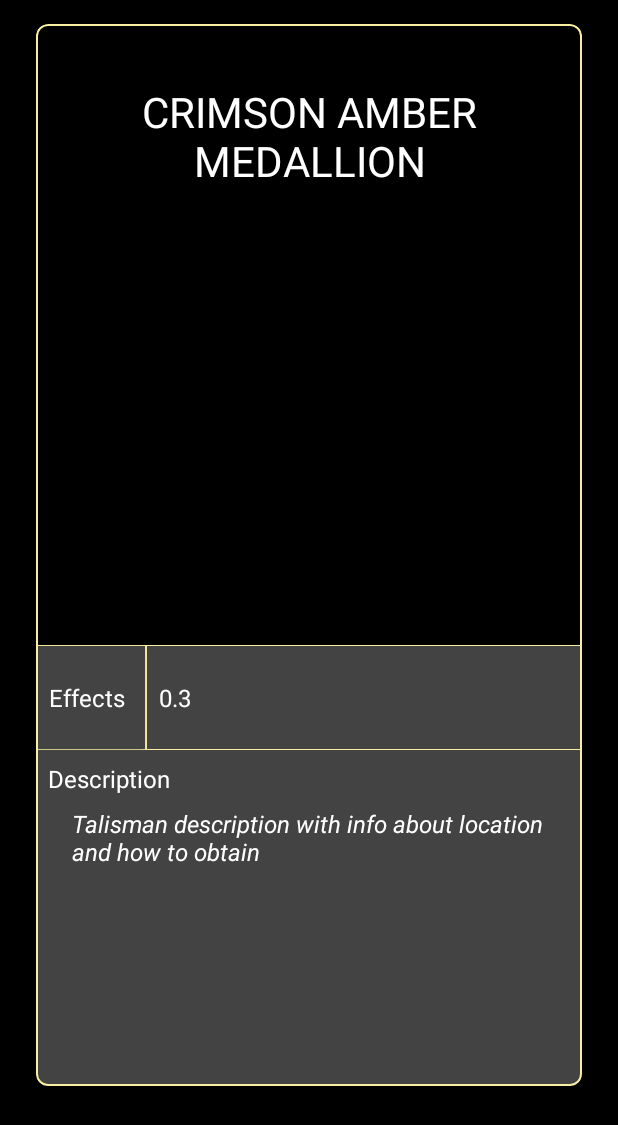
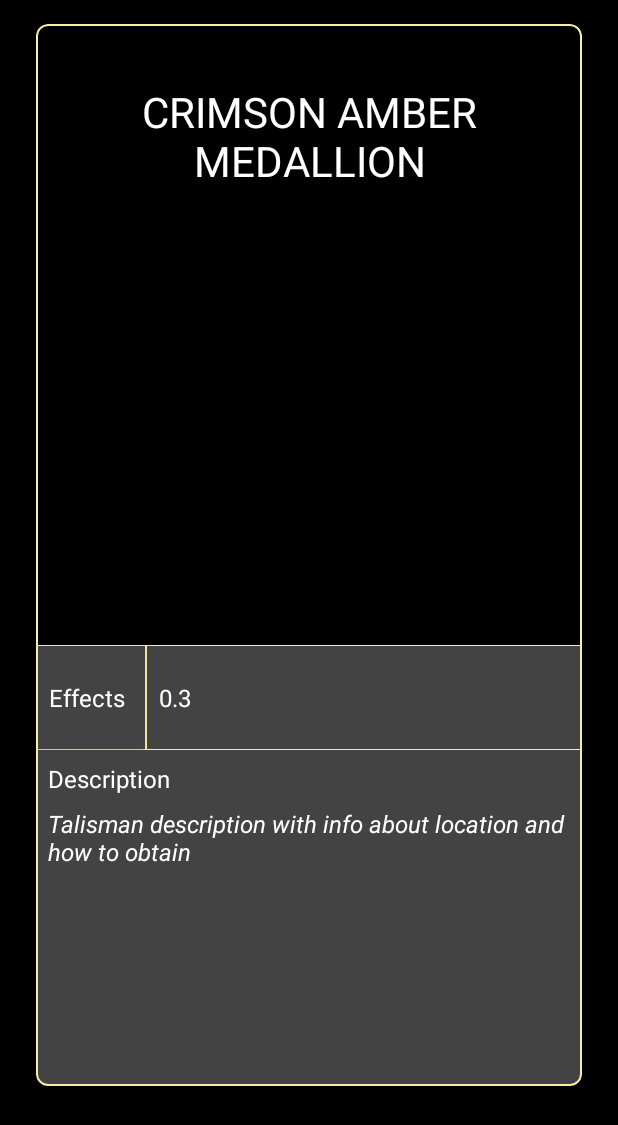
Before and after one commit to npescador/EldenRingDatabase, an Android app: the layout fragment_talisman_detail.xml on its own in the app's theme, with its tools: preview values and no code run, on a phone screen of 412 x 824 dp. Shown: the top 1125 px of the screen. Run offline under Robolectric (Android 15) with nearby library versions, the phone set to English and light mode, and no system bars.

Commit message:
Final Dimens

```diff
--- a/app/src/main/res/layout/fragment_talisman_detail.xml
+++ b/app/src/main/res/layout/fragment_talisman_detail.xml
@@ -11,16 +11,16 @@
         android:id="@+id/mcv_talisman_detail_container"
         android:layout_width="match_parent"
         android:layout_height="match_parent"
-        android:layout_marginHorizontal="24dp"
-        android:layout_marginTop="16dp"
-        android:layout_marginBottom="100dp"
-        app:cardCornerRadius="8dp"
+        android:layout_marginHorizontal="@dimen/talisman_detail_card_layout_margin_horizontal"
+        android:layout_marginTop="@dimen/talisman_detail_card_layout_margin_top"
+        android:layout_marginBottom="@dimen/talisman_detail_card_layout_margin_Bottom"
+        app:cardCornerRadius="@dimen/global_corner_radius"
         app:layout_constraintBottom_toBottomOf="parent"
         app:layout_constraintEnd_toEndOf="parent"
         app:layout_constraintStart_toStartOf="parent"
         app:layout_constraintTop_toTopOf="parent"
-        app:strokeColor="#F8EFA2"
-        app:strokeWidth="1dp">
+        app:strokeColor="@color/yellow"
+        app:strokeWidth="@dimen/global_stroke_with">
 
         <androidx.appcompat.widget.LinearLayoutCompat
             android:layout_width="match_parent"
@@ -31,55 +31,55 @@
             <com.google.android.material.textview.MaterialTextView
                 android:id="@+id/tv_talisman_detail_name"
                 android:layout_width="match_parent"
-                android:layout_height="150dp"
+                android:layout_height="@dimen/talisman_detail_tv_name_layout_height"
                 android:background="@color/black"
                 android:gravity="center"
-                android:paddingHorizontal="8dp"
+                android:paddingHorizontal="@dimen/talisman_detail_tv_name_paddingHorizontal"
                 android:textAlignment="center"
                 android:textColor="@color/white"
-                android:textSize="28sp"
+                android:textSize="@dimen/talisman_detail_tv_name_text_size"
                 tools:text="CRIMSON AMBER MEDALLION" />
 
             <androidx.appcompat.widget.AppCompatImageView
                 android:id="@+id/iv_talisman_detail"
-                android:layout_width="200dp"
-                android:layout_height="200dp"
+                android:layout_width="@dimen/talisman_detail_image_width"
+                android:layout_height="@dimen/talisman_detail_image_height"
                 android:layout_gravity="center"
-                android:layout_marginVertical="32dp"
+                android:layout_marginVertical="@dimen/talisman_detail_image_margin_vertical"
                 android:background="@color/black" />
 
             <androidx.appcompat.widget.LinearLayoutCompat
                 android:layout_width="match_parent"
-                android:layout_height="70dp"
+                android:layout_height="@dimen/talisman_detail_ll_effects_height"
                 android:background="@color/yellow"
                 android:orientation="horizontal">
 
 
                 <TextView
-                    android:layout_width="0dp"
+                    android:layout_width="@dimen/talisman_detail_tv_effect_title_width"
                     android:layout_height="match_parent"
-                    android:layout_margin="0.5dp"
+                    android:layout_margin="@dimen/talisman_detail_tv_effect_title_margin"
                     android:layout_weight="1"
-                    android:background="#434343"
-                    android:elevation="2dp"
+                    android:background="@color/attribute_background"
+                    android:elevation="@dimen/talisman_detail_tv_effect_title_elevation"
                     android:gravity="start|center"
-                    android:paddingStart="8dp"
+                    android:paddingStart="@dimen/talisman_detail_tv_effect_title_padding_start"
                     android:text="@string/talisman_detail_effects"
                     android:textColor="@color/white"
-                    android:textSize="16sp"
+                    android:textSize="@dimen/talisman_detail_tv_effect_title_text_size"
                     tools:ignore="RtlSymmetry" />
 
                 <TextView
                     android:id="@+id/tv_talisman_detail_effect"
                     android:layout_width="0dp"
                     android:layout_height="match_parent"
-                    android:layout_margin="0.5dp"
+                    android:layout_margin="@dimen/talisman_detail_tv_effect_title_margin"
                     android:layout_weight="4"
-                    android:background="#434343"
+                    android:background="@color/attribute_background"
                     android:gravity="start|center"
-                    android:paddingStart="8dp"
+                    android:paddingStart="@dimen/global_padding_start"
                     android:textColor="@color/white"
-                    android:textSize="16sp"
+                    android:textSize="@dimen/global_text_size"
                     tools:ignore="RtlSymmetry"
                     tools:text="0.3" />
 
@@ -89,19 +89,19 @@
             <TextView
                 android:layout_width="match_parent"
                 android:layout_height="wrap_content"
-                android:background="#434343"
+                android:background="@color/attribute_background"
                 android:gravity="start|center"
-                android:paddingStart="8dp"
+                android:paddingStart="@dimen/talisman_detail_tv_description_title_padding_start"
                 android:text="@string/talisman_detail_description"
-                android:paddingTop="8dp"
+                android:paddingTop="@dimen/talisman_detail_tv_description_title_padding_top"
                 android:textColor="@color/white"
-                android:textSize="16sp"
+                android:textSize="@dimen/talisman_detail_tv_description_title_text_size"
                 tools:ignore="RtlSymmetry" />
 
             <ScrollView
                 android:layout_width="match_parent"
                 android:layout_height="match_parent"
-                android:background="#434343">
+                android:background="@color/attribute_background">
 
                 <TextView
                     android:id="@+id/tv_talisman_detail_description"
@@ -109,14 +109,15 @@
                     android:layout_height="wrap_content"
                     android:gravity="start|center|top"
                     android:overScrollMode="ifContentScrolls"
-                    android:paddingStart="24dp"
-                    android:paddingTop="8dp"
-                    android:paddingEnd="8dp"
+
+                    android:paddingStart="@dimen/talisman_detail_tv_description_title_padding_start"
+                    android:paddingTop="@dimen/global_padding_top"
+                    android:paddingEnd="@dimen/global_padding_end"
                     android:scrollbarSize="4dp"
                     android:scrollbarStyle="insideOverlay"
                     android:scrollbars="vertical"
                     android:textColor="@color/white"
-                    android:textSize="16sp"
+                    android:textSize="@dimen/global_text_size"
                     android:textStyle="italic"
                     tools:ignore="RtlSymmetry"
                     tools:text="Talisman description with info about location and how to obtain" />
--- a/app/src/main/res/layout/item_row.xml
+++ b/app/src/main/res/layout/item_row.xml
@@ -9,16 +9,16 @@
 
 
     <com.google.android.material.card.MaterialCardView
-        android:layout_width="300dp"
-        android:layout_height="100dp"
-        android:layout_margin="4dp"
+        android:layout_width="@dimen/item_row_layout_width"
+        android:layout_height="@dimen/item_row_layout_height"
+        android:layout_margin="@dimen/item_row_layout_margin"
         android:background="?selectableItemBackground"
-        android:elevation="2dp"
+        android:elevation="@dimen/item_row_elevation"
         android:orientation="vertical"
         app:cardBackgroundColor="@color/black"
-        app:cardCornerRadius="8dp"
-        app:strokeColor="#F8EFA2"
-        app:strokeWidth="1dp">
+        app:cardCornerRadius="@dimen/item_row_card_corner_radius"
+        app:strokeColor="@color/yellow"
+        app:strokeWidth="@dimen/item_row_card_stroke_width">
 
         <LinearLayout
             android:layout_width="match_parent"
@@ -28,8 +28,8 @@
 
             <androidx.appcompat.widget.AppCompatImageView
                 android:id="@+id/iv_item_list"
-                android:layout_width="75dp"
-                android:layout_height="75dp"
+                android:layout_width="@dimen/item_row_image_width"
+                android:layout_height="@dimen/item_row_image_height"
                 android:layout_gravity="center" />
 
             <com.google.android.material.textview.MaterialTextView
--- a/app/src/main/res/values/dimens.xml
+++ b/app/src/main/res/values/dimens.xml
@@ -11,7 +11,6 @@
     <dimen name="item_icon_size">40dp</dimen>
     <dimen name="bottom_navigation_layout_width">0dp</dimen>
     <dimen name="bottom_navigation_layout_height">70dp</dimen>
-
 
     <!-- Weapon Detail Fragment -->
 
@@ -47,10 +46,59 @@
     <dimen name="weapon_attribute_title_margin_vertical">8dp</dimen>
     <dimen name="weapon_attribute_title_text_size">16sp</dimen>
 
+
+    <!-- Item Row -->
+    <dimen name="item_row_layout_width">300dp</dimen>
+    <dimen name="item_row_layout_height">100dp</dimen>
+    <dimen name="item_row_layout_margin">4dp</dimen>
+    <dimen name="item_row_elevation">2dp</dimen>
+    <dimen name="item_row_card_corner_radius">8dp</dimen>
+    <dimen name="item_row_card_stroke_width">@dimen/global_stroke_with</dimen>
+    <dimen name="item_row_image_width">75dp</dimen>
+    <dimen name="item_row_image_height">75dp</dimen>
+    <dimen name="item_row_name_text_size">16sp</dimen>
+
+
+    <!--Talisman Detail Fragment-->
+    <dimen name="talisman_detail_card_layout_margin_horizontal">24dp</dimen>
+    <dimen name="talisman_detail_card_layout_margin_top">16dp</dimen>
+    <dimen name="talisman_detail_card_layout_margin_Bottom">100dp</dimen>
+
+    <dimen name="talisman_detail_tv_name_layout_height">150dp</dimen>
+    <dimen name="talisman_detail_tv_name_paddingHorizontal">8dp</dimen>
+    <dimen name="talisman_detail_tv_name_text_size">28sp</dimen>
+
+    <dimen name="talisman_detail_image_width">200dp</dimen>
+    <dimen name="talisman_detail_image_height">200dp</dimen>
+    <dimen name="talisman_detail_image_margin_vertical">32dp</dimen>
+
+    <dimen name="talisman_detail_ll_effects_height">70dp</dimen>
+
+
+    <dimen name="talisman_detail_tv_effect_title_width">0dp</dimen>
+    <dimen name="talisman_detail_tv_effect_title_margin">0.5dp</dimen>
+    <dimen name="talisman_detail_tv_effect_title_elevation">2dp</dimen>
+    <dimen name="talisman_detail_tv_effect_title_padding_start">8dp</dimen>
+    <dimen name="talisman_detail_tv_effect_title_text_size">16sp</dimen>
+
+    <dimen name="talisman_detail_tv_description_title_padding_start">8dp</dimen>
+    <dimen name="talisman_detail_tv_description_title_padding_top">8dp</dimen>
+    <dimen name="talisman_detail_tv_description_title_text_size">16sp</dimen>
+    <dimen name="talisman_detail_tv_description_margin_start">24dp</dimen>
+
+
+
+
+    <!-- global values -->
+    <dimen name="global_stroke_with">1dp</dimen>
+    <dimen name="global_corner_radius">8dp</dimen>
+    <dimen name="global_padding_start">8dp</dimen>
+    <dimen name="global_padding_end">8dp</dimen>
+    <dimen name="global_padding_top">8dp</dimen>
+    <dimen name="global_text_size">16sp</dimen>
+
     <!-- margins -->
     <dimen name="margin_0">0dp</dimen>
     <dimen name="margin_8">8dp</dimen>
 
-
-
 </resources>
```
